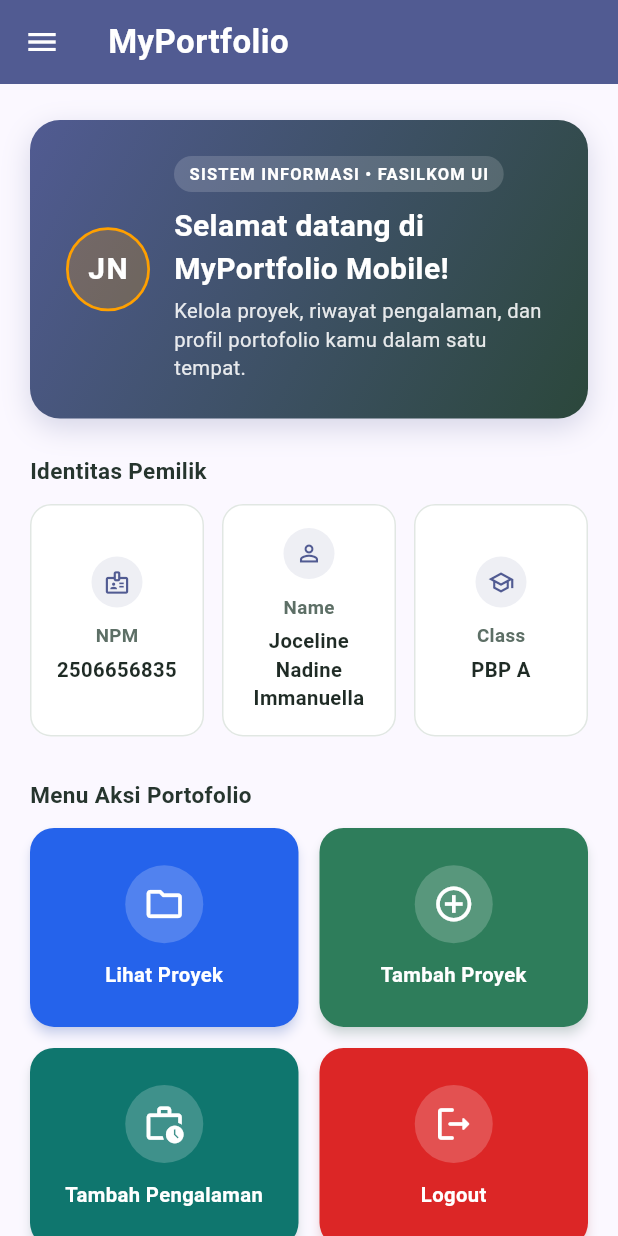
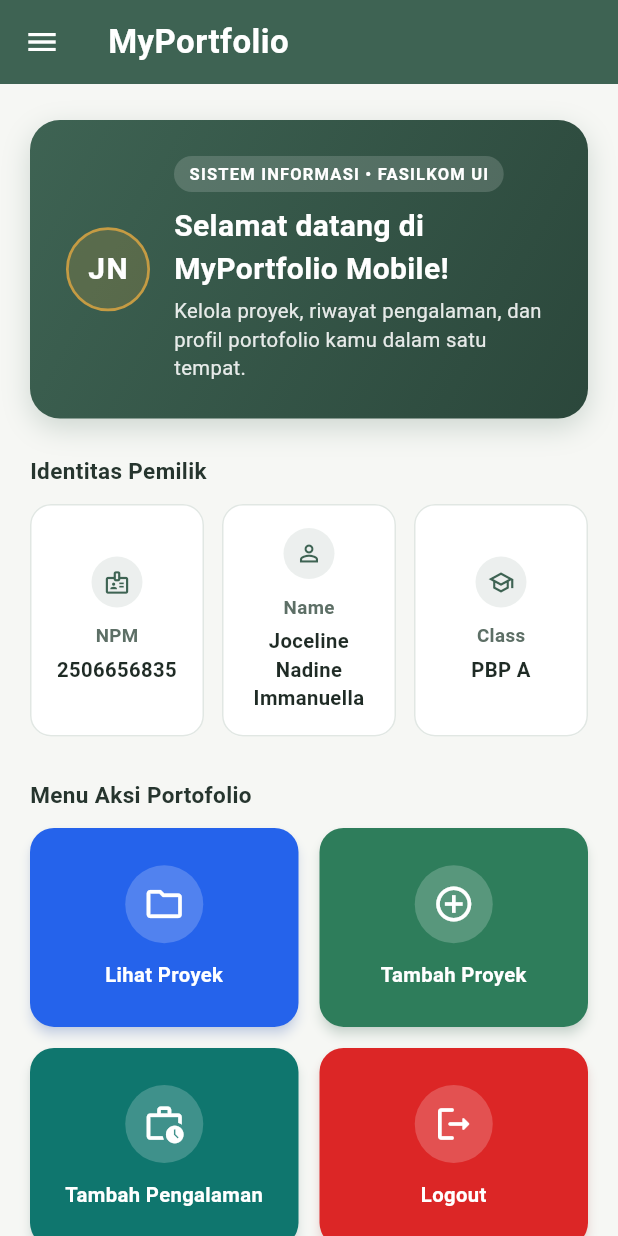
Before and after one commit to jocelinenadine-dev/myportofolio_mobile, a Flutter app: the screen it shows after launch, on a phone screen of 412 x 824 dp. Run offline on Flutter 3.47's test engine with Material 3 defaults, Android fonts, the phone set to English and light mode, and no system bars; our stand-ins replace material_ui.

Commit message:
style(ui): selaraskan tema Sage Green dan tata letak responsif pada halaman utama serta formulir

```diff
--- a/lib/main.dart
+++ b/lib/main.dart
@@ -6,21 +6,60 @@ void main() {
 }
 
 /// Root widget aplikasi MyPortfolio Mobile.
-/// Menginisialisasi tema Material 3 dan mengatur halaman awal ke [MyHomePage].
+/// Menginisialisasi tema Material 3 bernuansa Sage Green & Warm Ivory
+/// yang selaras dengan portofolio web dan mengatur halaman awal ke [MyHomePage].
 class MyApp extends StatelessWidget {
   const MyApp({super.key});
 
   @override
   Widget build(BuildContext context) {
+    const Color sagePrimary = Color(0xFF3E6353);
+    const Color warmGoldAccent = Color(0xFFC59B43);
+    const Color warmSurface = Color(0xFFF6F7F4);
+
     return MaterialApp(
       title: 'MyPortfolio',
       debugShowCheckedModeBanner: false,
       theme: ThemeData(
         colorScheme: ColorScheme.fromSeed(
-          seedColor: Colors.indigo,
-          secondary: Colors.amber[700],
+          seedColor: sagePrimary,
+          primary: sagePrimary,
+          secondary: warmGoldAccent,
+          surface: warmSurface,
         ),
+        scaffoldBackgroundColor: warmSurface,
         useMaterial3: true,
+        appBarTheme: const AppBarTheme(
+          backgroundColor: sagePrimary,
+          foregroundColor: Colors.white,
+          iconTheme: IconThemeData(color: Colors.white),
+          elevation: 0,
+          centerTitle: false,
+        ),
+        inputDecorationTheme: InputDecorationTheme(
+          filled: true,
+          fillColor: Colors.white,
+          contentPadding: const EdgeInsets.symmetric(
+            horizontal: 16.0,
+            vertical: 14.0,
+          ),
+          border: OutlineInputBorder(
+            borderRadius: BorderRadius.circular(12.0),
+            borderSide: const BorderSide(color: Color(0xFFD5DDD8)),
+          ),
+          enabledBorder: OutlineInputBorder(
+            borderRadius: BorderRadius.circular(12.0),
+            borderSide: const BorderSide(color: Color(0xFFD5DDD8)),
+          ),
+          focusedBorder: OutlineInputBorder(
+            borderRadius: BorderRadius.circular(12.0),
+            borderSide: const BorderSide(color: sagePrimary, width: 1.8),
+          ),
+          errorBorder: OutlineInputBorder(
+            borderRadius: BorderRadius.circular(12.0),
+            borderSide: const BorderSide(color: Color(0xFFDC2626), width: 1.2),
+          ),
+        ),
       ),
       home: MyHomePage(),
     );
```
Also changed, not shown: lib/screens/project_form.dart (+95 -42 lines).
